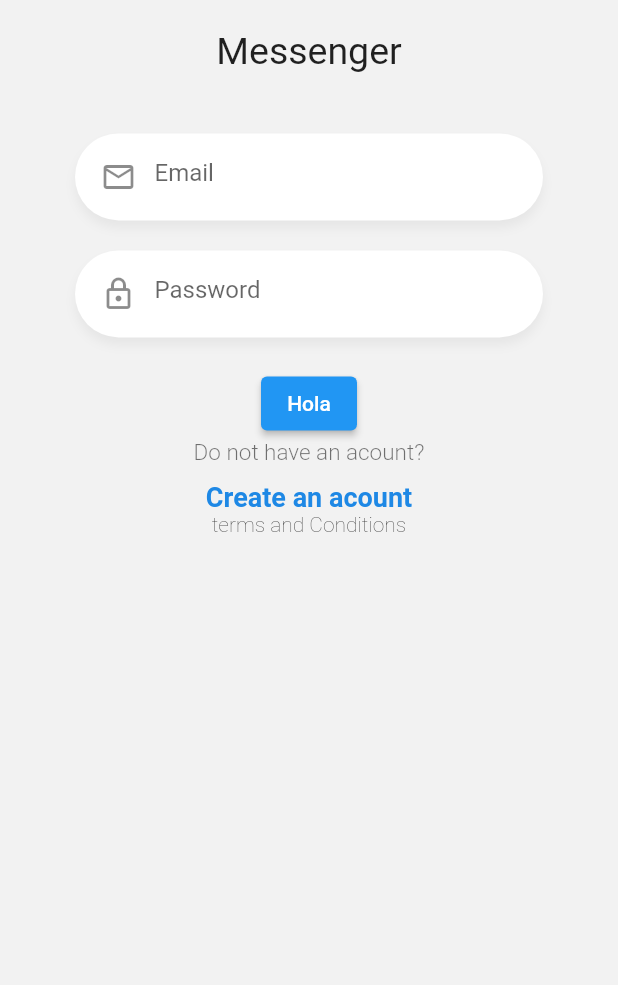
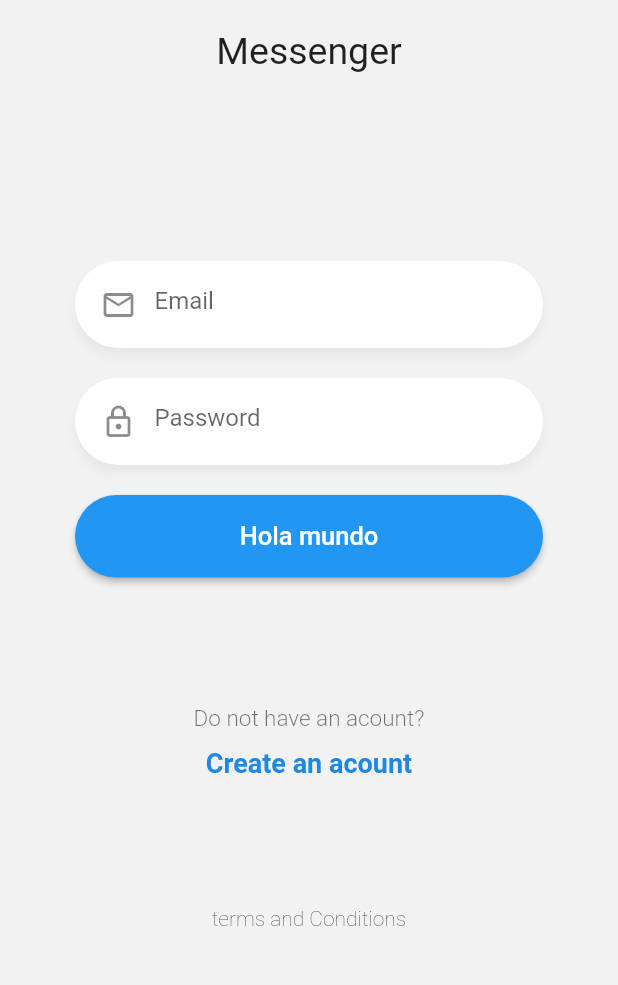
Before and after one commit to Alex980102/flutter-chat-app, a Flutter app: the screen it shows after launch, on a phone screen of 412 x 824 dp, the part 182-1167 px from its top. Run offline on Flutter 3.47's test engine with Material 2 defaults, Android fonts, the phone set to English and light mode, and no system bars.

Commit message:
Stage 6 section 55

```diff
--- a/lib/pages/login_page.dart
+++ b/lib/pages/login_page.dart
@@ -1,3 +1,4 @@
+import 'package:chat_app_flutter/widgets/btn_blue.dart';
 import 'package:chat_app_flutter/widgets/custom_input.dart';
 import 'package:chat_app_flutter/widgets/labels.widget.dart';
 import 'package:chat_app_flutter/widgets/logo.widget.dart';
@@ -11,6 +12,8 @@ class LoginPage extends StatelessWidget {
         body: SafeArea(
           child: SingleChildScrollView(
             physics: BouncingScrollPhysics(),
+            child: Container(
+              height: MediaQuery.of(context).size.height * 0.9,
               child: Column(
                 mainAxisAlignment: MainAxisAlignment.spaceBetween,
                 children: <Widget>[
@@ -22,6 +25,7 @@ class LoginPage extends StatelessWidget {
                     style: TextStyle(fontWeight: FontWeight.w200),
                   ),
                 ],
+              ),
             ),
           ),
         ));
@@ -36,6 +40,12 @@ class _Form extends StatefulWidget {
 class __FormState extends State<_Form> {
   final emailCtrl = TextEditingController();
   final passCtrl = TextEditingController();
+  final ButtonStyle style = ElevatedButton.styleFrom(
+    primary: Colors.amber,
+    elevation: 2,
+    shape: const RoundedRectangleBorder(
+        borderRadius: BorderRadius.all(Radius.circular(2))),
+  );
   @override
   Widget build(BuildContext context) {
     return Container(
@@ -55,13 +65,17 @@ class __FormState extends State<_Form> {
             textController: passCtrl,
             isPassword: true,
           ),
-          ElevatedButton(
+          /* ElevatedButton(
+            style: style,
+            onPressed: () {},
+            child: Text('Hola'),
+          ), */
+          BlueButton(
+              text: 'Hola mundo',
               onPressed: () {
                 print(emailCtrl.text);
                 print(passCtrl.text);
-            },
-            child: Text('Hola'),
-          )
+              })
         ],
       ),
     );
--- /dev/null
+++ b/lib/widgets/btn_blue.dart
@@ -0,0 +1,33 @@
+import 'package:flutter/material.dart';
+
+class BlueButton extends StatelessWidget {
+  final String text;
+  final dynamic onPressed;
+
+  const BlueButton({
+    Key? key,
+    required this.text,
+    required this.onPressed,
+  }) : super(key: key);
+
+  @override
+  Widget build(BuildContext context) {
+    return RaisedButton(
+      elevation: 2,
+      highlightElevation: 5,
+      color: Colors.blue,
+      shape: StadiumBorder(),
+      onPressed: this.onPressed,
+      child: Container(
+        width: double.infinity,
+        height: 55,
+        child: Center(
+          child: Text(
+            this.text,
+            style: TextStyle(color: Colors.white, fontSize: 17),
+          ),
+        ),
+      ),
+    );
+  }
+}
```
Lines whose indentation alone changed are shown as unchanged.
